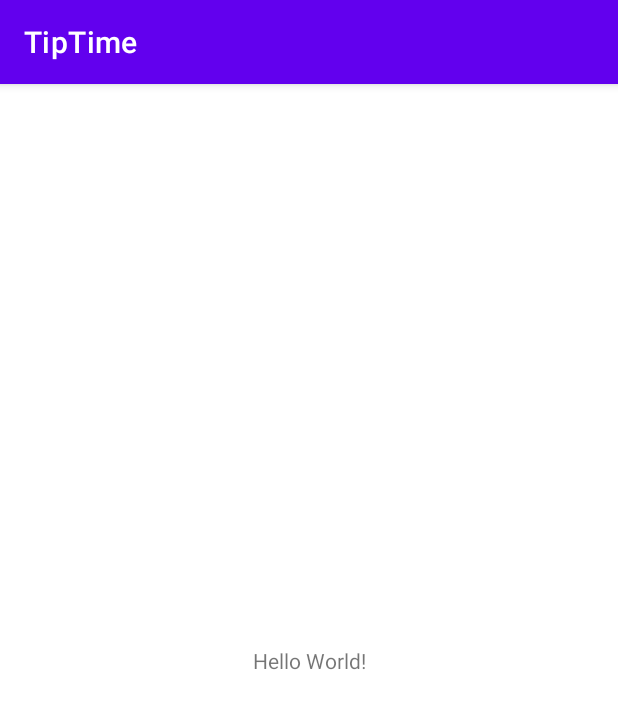
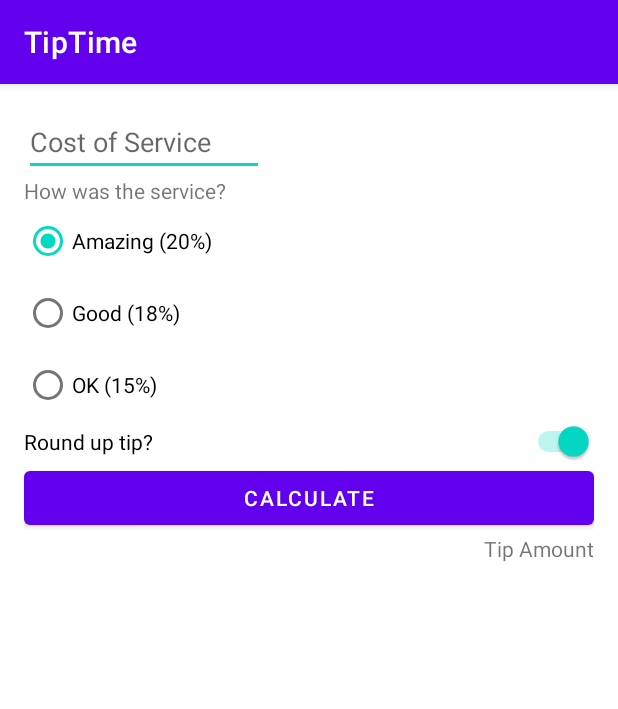
Before and after one commit to Malfor/Codelab_Tip_Calculator, an Android app: the screen it shows after launch (MainActivity), on a phone screen of 412 x 824 dp. Shown: the top 709 px of the screen. Run offline under Robolectric (Android 15) with nearby library versions, the phone set to English and light mode, and no system bars.

Commit message:
Se crea el diseño incicial para calcular la propina segun el tipo de servicio prestado

```diff
--- a/app/src/main/res/layout/activity_main.xml
+++ b/app/src/main/res/layout/activity_main.xml
@@ -4,15 +4,81 @@
     xmlns:tools="http://schemas.android.com/tools"
     android:layout_width="match_parent"
     android:layout_height="match_parent"
+    android:padding="16dp"
     tools:context=".MainActivity">
 
+    <EditText
+        android:id="@+id/cost_of_service"
+        android:layout_width="160dp"
+        android:layout_height="wrap_content"
+        android:autofillHints="10"
+        android:hint="@string/cost_of_service"
+        android:inputType="numberDecimal"
+        app:layout_constraintStart_toStartOf="parent"
+        app:layout_constraintTop_toTopOf="parent" />
+
     <TextView
+        android:id="@+id/service_question"
         android:layout_width="wrap_content"
         android:layout_height="wrap_content"
-        android:text="Hello World!"
-        app:layout_constraintBottom_toBottomOf="parent"
-        app:layout_constraintLeft_toLeftOf="parent"
-        app:layout_constraintRight_toRightOf="parent"
-        app:layout_constraintTop_toTopOf="parent" />
+        android:text="@string/how_was_the_service"
+        app:layout_constraintStart_toStartOf="parent"
+        app:layout_constraintTop_toBottomOf="@id/cost_of_service" />
+
+    <RadioGroup
+        android:id="@+id/tip_opcion"
+        android:layout_width="match_parent"
+        android:layout_height="wrap_content"
+        android:checkedButton="@id/option_twenty_percental"
+        android:orientation="vertical"
+        app:layout_constraintStart_toStartOf="parent"
+        app:layout_constraintTop_toBottomOf="@id/service_question">
+
+        <RadioButton
+            android:id="@+id/option_twenty_percental"
+            android:layout_width="wrap_content"
+            android:layout_height="wrap_content"
+            android:text="@string/amazing_20" />
+
+        <RadioButton
+            android:id="@+id/option_eighteen_percent"
+            android:layout_width="match_parent"
+            android:layout_height="match_parent"
+            android:text="@string/good_18" />
+
+        <RadioButton
+            android:id="@+id/option_fifteen_percent"
+            android:layout_width="match_parent"
+            android:layout_height="match_parent"
+            android:text="@string/ok_15" />
+
+    </RadioGroup>
+
+    <Switch
+        android:id="@+id/round_up_switch"
+        android:layout_width="0dp"
+        android:layout_height="wrap_content"
+        android:checked="true"
+        android:text="@string/round_up_tip"
+        app:layout_constraintEnd_toEndOf="parent"
+        app:layout_constraintStart_toStartOf="parent"
+        app:layout_constraintTop_toBottomOf="@id/tip_opcion" />
+
+    <Button
+        android:id="@+id/calculate_button"
+        android:layout_width="0dp"
+        android:layout_height="wrap_content"
+        android:text="@string/calculate"
+        app:layout_constraintEnd_toEndOf="parent"
+        app:layout_constraintStart_toStartOf="parent"
+        app:layout_constraintTop_toBottomOf="@id/round_up_switch" />
+
+    <TextView
+        android:id="@+id/tip_result"
+        android:layout_width="0dp"
+        android:layout_height="wrap_content"
+        android:text="@string/tip_amount"
+        app:layout_constraintEnd_toEndOf="parent"
+        app:layout_constraintTop_toBottomOf="@id/calculate_button" />
 
 </androidx.constraintlayout.widget.ConstraintLayout>
--- a/app/src/main/res/values/strings.xml
+++ b/app/src/main/res/values/strings.xml
@@ -1,3 +1,11 @@
 <resources>
     <string name="app_name">TipTime</string>
+    <string name="cost_of_service">Cost of Service</string>
+    <string name="how_was_the_service">How was the service?</string>
+    <string name="amazing_20">Amazing (20%)</string>
+    <string name="good_18">Good (18%)</string>
+    <string name="ok_15">OK (15%)</string>
+    <string name="round_up_tip">Round up tip?</string>
+    <string name="calculate">Calculate</string>
+    <string name="tip_amount">Tip Amount</string>
 </resources>
```
